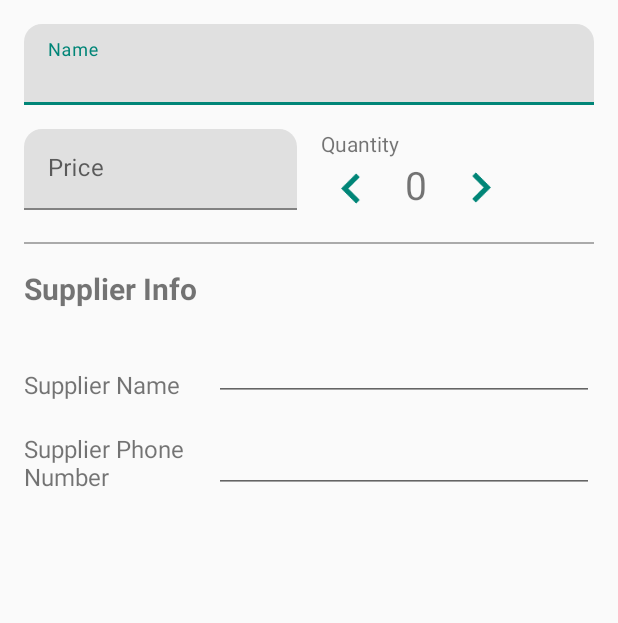
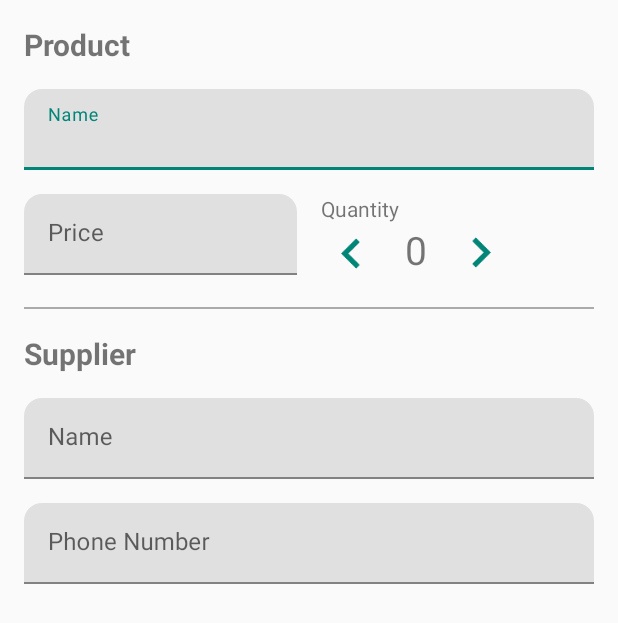
Before and after one commit to LuizPelegrini/ABND_P7, an Android app: the layout details_layout.xml on its own in the app's theme, with its tools: preview values and no code run, on a phone screen of 412 x 824 dp. Shown: the top 623 px of the screen. Run offline under Robolectric (Android 15) with nearby library versions, the phone set to English and light mode, and no system bars.

Commit message:
Info is displayed in the text fields based on the item selected

```diff
--- a/app/src/main/res/layout/details_layout.xml
+++ b/app/src/main/res/layout/details_layout.xml
@@ -9,6 +9,15 @@
     android:orientation="vertical"
     tools:context=".DetailsActivity">
 
+    <TextView
+        android:layout_width="wrap_content"
+        android:layout_height="wrap_content"
+        android:textSize="20sp"
+        android:textStyle="bold"
+        android:layout_marginTop="16dp"
+        android:text="@string/product_info_title" />
+
+    <!-- Product Name -->
     <android.support.design.widget.TextInputLayout
         android:layout_width="match_parent"
         android:layout_height="wrap_content"
@@ -16,7 +25,7 @@
         android:hint="@string/product_name"
         style="@style/TextInputLayoutStyle">
         <android.support.design.widget.TextInputEditText
-            android:id="@+id/name_edit_text"
+            android:id="@+id/product_name_edit_text"
             android:layout_width="match_parent"
             android:layout_height="match_parent"
             android:singleLine="true"/>
@@ -26,8 +35,10 @@
         android:layout_width="match_parent"
         android:layout_height="wrap_content"
         android:orientation="horizontal"
-        android:layout_marginTop="16dp">
+        android:layout_marginTop="16dp"
+        android:baselineAligned="false">
 
+        <!-- Product Price -->
         <android.support.design.widget.TextInputLayout
             android:layout_width="0dp"
             android:layout_height="wrap_content"
@@ -43,24 +54,12 @@
                 android:singleLine="true"/>
         </android.support.design.widget.TextInputLayout>
 
-        <!--<android.support.design.widget.TextInputLayout-->
-            <!--android:layout_width="0dp"-->
-            <!--android:layout_height="wrap_content"-->
-            <!--android:layout_weight="1"-->
-            <!--android:hint="@string/product_name"-->
-            <!--style="@style/TextInputLayoutStyle">-->
-            <!--<android.support.design.widget.TextInputEditText-->
-                <!--android:id="@+id/quantity_edit_text"-->
-                <!--android:layout_width="match_parent"-->
-                <!--android:layout_height="match_parent"/>-->
-        <!--</android.support.design.widget.TextInputLayout>-->
-
+        <!-- Product Quantity -->
         <LinearLayout
             android:layout_width="0dp"
             android:layout_height="wrap_content"
             android:layout_weight="1"
             android:orientation="vertical">
-
             <TextView
                 android:layout_width="match_parent"
                 android:layout_height="wrap_content"
@@ -97,18 +96,9 @@
                     android:layout_height="40dp"
                     android:src="@drawable/ic_keyboard_arrow_right"
                     android:tint="@color/colorPrimary"/>
-                <!--<Button-->
-                <!--android:id="@+id/increase_quantity_button"-->
-                <!--android:layout_width="40dp"-->
-                <!--android:layout_height="40dp"-->
-                <!--android:layout_marginRight="16dp"-->
-                <!--android:layout_marginEnd="16dp"-->
-                <!--android:text="+"/>-->
             </LinearLayout>
         </LinearLayout>
     </LinearLayout>
-
-
 
     <View
         android:layout_width="match_parent"
@@ -124,41 +114,31 @@
         android:layout_marginTop="16dp"
         android:text="@string/supplier_info_title" />
 
-    <!-- Supplier info -->
-    <LinearLayout
+    <!-- Supplier Name -->
+    <android.support.design.widget.TextInputLayout
         android:layout_width="match_parent"
         android:layout_height="wrap_content"
-        android:orientation="horizontal"
-        android:layout_marginTop="16dp">
-        <TextView
-            android:layout_width="0dp"
-            android:layout_height="wrap_content"
-            android:layout_weight="1"
-            android:textSize="16sp"
-            android:layout_gravity="bottom"
-            android:text="@string/supplier_name"/>
-        <EditText
+        android:layout_marginTop="16dp"
+        android:hint="@string/supplier_name"
+        style="@style/TextInputLayoutStyle">
+        <android.support.design.widget.TextInputEditText
             android:id="@+id/supplier_name_edit_text"
-            android:layout_width="0dp"
-            android:layout_height="wrap_content"
-            android:layout_weight="2" />
-    </LinearLayout>
-    <LinearLayout
+            android:layout_width="match_parent"
+            android:layout_height="match_parent"
+            android:singleLine="true"/>
+    </android.support.design.widget.TextInputLayout>
+
+    <!--Supplier Phone Number-->
+    <android.support.design.widget.TextInputLayout
         android:layout_width="match_parent"
         android:layout_height="wrap_content"
-        android:orientation="horizontal"
-        android:layout_marginTop="16dp">
-        <TextView
-            android:layout_width="0dp"
-            android:layout_height="wrap_content"
-            android:layout_weight="1"
-            android:textSize="16sp"
-            android:layout_gravity="bottom"
-            android:text="@string/supplier_phone_number"/>
-        <EditText
+        android:layout_marginTop="16dp"
+        android:hint="@string/supplier_phone_number"
+        style="@style/TextInputLayoutStyle">
+        <android.support.design.widget.TextInputEditText
             android:id="@+id/supplier_phone_edit_text"
-            android:layout_width="0dp"
-            android:layout_height="wrap_content"
-            android:layout_weight="2" />
-    </LinearLayout>
+            android:layout_width="match_parent"
+            android:layout_height="match_parent"
+            android:singleLine="true"/>
+    </android.support.design.widget.TextInputLayout>
 </LinearLayout>
--- a/app/src/main/res/values/strings.xml
+++ b/app/src/main/res/values/strings.xml
@@ -6,9 +6,10 @@
     <string name="product_name">Name</string>
     <string name="product_price">Price</string>
     <string name="product_quantity">Quantity</string>
-    <string name="supplier_info_title">Supplier Info</string>
-    <string name="supplier_name">Supplier Name</string>
-    <string name="supplier_phone_number">Supplier Phone Number</string>
+    <string name="product_info_title">Product</string>
+    <string name="supplier_info_title">Supplier</string>
+    <string name="supplier_name">Name</string>
+    <string name="supplier_phone_number">Phone Number</string>
     <string name="title_activity_details">DetailsActivity</string>
     <string name="sale">SALE</string>
     <string name="delete_product_menu_action">Delete this product</string>
```
Also changed, not shown: app/src/main/java/com/example/android/abnd_p7/DetailsActivity.java (+82 -5 lines).
